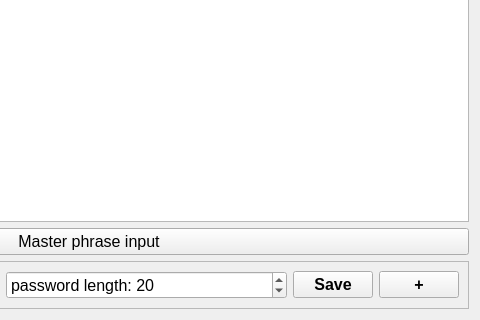
The window that widget.ui (nawww83/AllPass) describes before a commit, drawn with Qt 5; both pictures show x 302 to 782 and y 130 to 450 of the 782 by 450 pixel window.
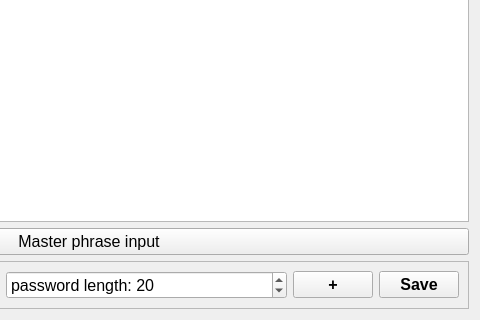
The same window after the commit.

```diff
--- a/widget.ui
+++ b/widget.ui
@@ -104,25 +104,6 @@
           </property>
          </widget>
         </item>
-        <item>
-         <widget class="QPushButton" name="btn_save_to_store">
-          <property name="sizePolicy">
-           <sizepolicy hsizetype="Fixed" vsizetype="Fixed">
-            <horstretch>0</horstretch>
-            <verstretch>0</verstretch>
-           </sizepolicy>
-          </property>
-          <property name="font">
-           <font>
-            <pointsize>12</pointsize>
-            <bold>true</bold>
-           </font>
-          </property>
-          <property name="text">
-           <string>Save</string>
-          </property>
-         </widget>
-        </item>
         <item>
          <widget class="QPushButton" name="btn_add_empty_row">
           <property name="sizePolicy">
@@ -145,6 +126,25 @@
           </property>
          </widget>
         </item>
+        <item>
+         <widget class="QPushButton" name="btn_save_to_store">
+          <property name="sizePolicy">
+           <sizepolicy hsizetype="Fixed" vsizetype="Fixed">
+            <horstretch>0</horstretch>
+            <verstretch>0</verstretch>
+           </sizepolicy>
+          </property>
+          <property name="font">
+           <font>
+            <pointsize>12</pointsize>
+            <bold>true</bold>
+           </font>
+          </property>
+          <property name="text">
+           <string>Save</string>
+          </property>
+         </widget>
+        </item>
        </layout>
       </widget>
      </item>
```
